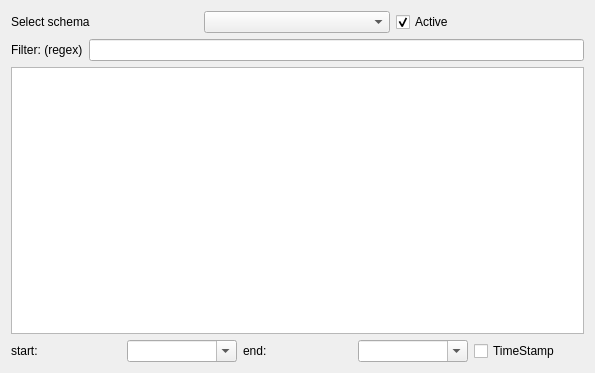
Qt form taurus_tangoarchiving/widget/ui/TangoArchivingModelSelectorItem.ui (taurus-org/taurus_tangoarchiving) before a commit.
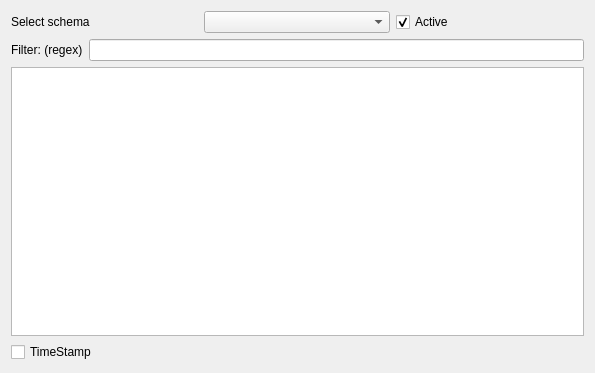
The same form after that commit. Custom widgets are drawn as their Qt base class.

Commit message:
Refactor TangoArchivingTimeSelector time tools
Add TangoArchivingTimeSelector widget and refactor
TangoArchivingModelSelectorItem to use instead of the current
time tools.

The edit to the form file:
```diff
--- a/taurus_tangoarchiving/widget/ui/TangoArchivingModelSelectorItem.ui
+++ b/taurus_tangoarchiving/widget/ui/TangoArchivingModelSelectorItem.ui
@@ -84,32 +84,7 @@
      <item>
       <layout class="QHBoxLayout" name="horizontalLayout_2">
        <item>
-        <widget class="QLabel" name="label_2">
-         <property name="text">
-          <string>start:</string>
-         </property>
-        </widget>
-       </item>
-       <item>
-        <widget class="QComboBox" name="t0_dateTime">
-         <property name="editable">
-          <bool>true</bool>
-         </property>
-        </widget>
-       </item>
-       <item>
-        <widget class="QLabel" name="label_3">
-         <property name="text">
-          <string>end:</string>
-         </property>
-        </widget>
-       </item>
-       <item>
-        <widget class="QComboBox" name="t1_dateTime">
-         <property name="editable">
-          <bool>true</bool>
-         </property>
-        </widget>
+        <layout class="QHBoxLayout" name="horizontalLayout_4"/>
        </item>
        <item>
         <widget class="QCheckBox" name="ts_checkBox">
```
The commit also changes 3 other files.
